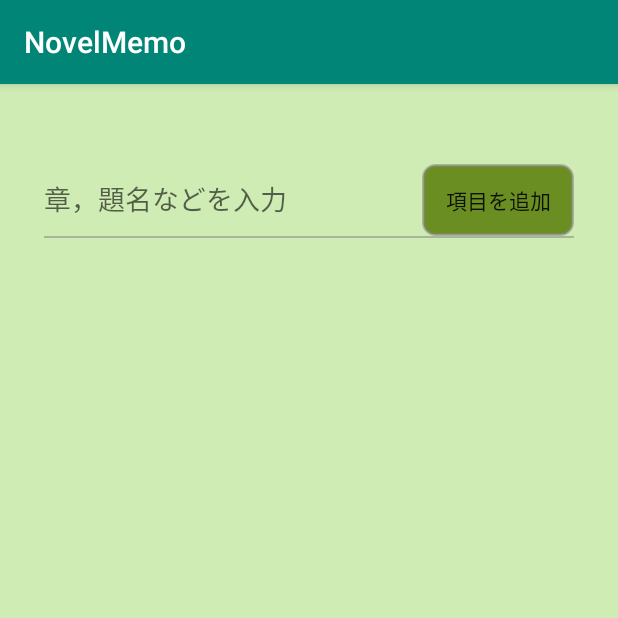
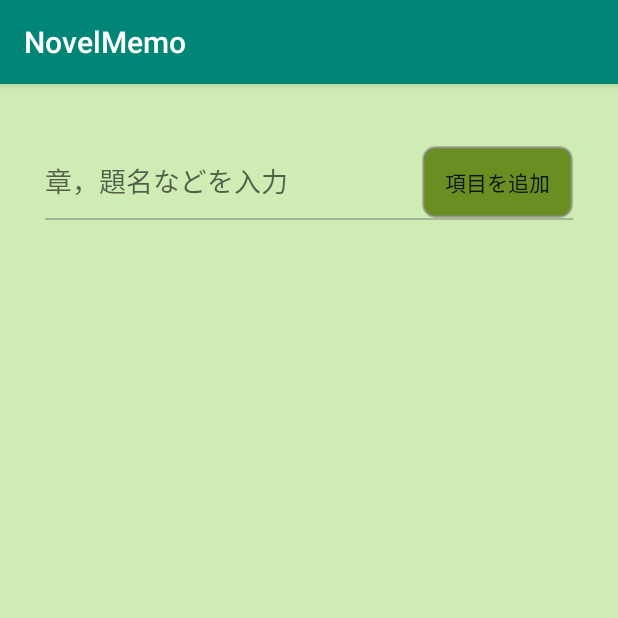
Before and after one commit to Lei-Yuria/NovelMemo, an Android app: the ListActivity screen opened directly, with no data from a screen before it, on a phone screen of 412 x 824 dp, the top half of it. Run offline under Robolectric (Android 15) with nearby library versions, the phone set to English and light mode, and no system bars; 1 statement that could not run was skipped.

Commit message:
レイアウト

```diff
--- a/app/src/main/res/layout/activity_list.xml
+++ b/app/src/main/res/layout/activity_list.xml
@@ -8,11 +8,11 @@
 
     <LinearLayout
         android:id="@+id/linearLayout"
-        android:layout_width="353dp"
-        android:layout_height="731dp"
+        android:layout_width="352dp"
+        android:layout_height="694dp"
         android:layout_marginStart="8dp"
         android:layout_marginLeft="8dp"
-        android:layout_marginTop="70dp"
+        android:layout_marginTop="8dp"
         android:layout_marginEnd="8dp"
         android:layout_marginRight="8dp"
         android:orientation="vertical"
@@ -43,8 +43,7 @@
                 android:layout_weight="1"
                 android:background="@drawable/add_button"
                 android:onClick="add"
-                android:text="項目を追加"
-                />
+                android:text="項目を追加" />
 
         </LinearLayout>
 
```
